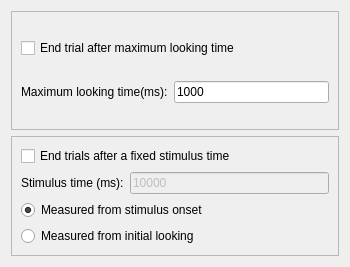
djsperka/habit2-src, file libs/habutil/wizards/PhaseWPTrial.ui: the form before one commit.
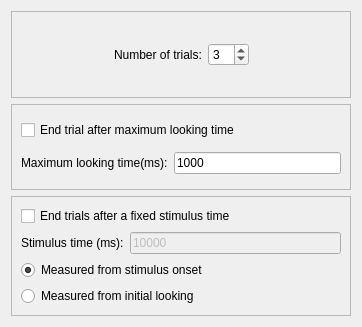
The form after the commit.

Commit message: Fix inconsistencies in different pathways. Clean up titles and make more consistent.

Patch:
```diff
--- a/libs/habutil/wizards/PhaseWPTrial.ui
+++ b/libs/habutil/wizards/PhaseWPTrial.ui
@@ -6,14 +6,79 @@
    <rect>
     <x>0</x>
     <y>0</y>
-    <width>350</width>
-    <height>267</height>
+    <width>362</width>
+    <height>327</height>
    </rect>
   </property>
   <property name="windowTitle">
    <string>WizardPage</string>
   </property>
-  <layout class="QVBoxLayout" name="verticalLayout_4">
+  <property name="title">
+   <string>Trial settings for this phase</string>
+  </property>
+  <property name="subTitle">
+   <string/>
+  </property>
+  <layout class="QVBoxLayout" name="verticalLayout_5">
+   <item>
+    <widget class="QFrame" name="frameNTrials">
+     <property name="frameShape">
+      <enum>QFrame::StyledPanel</enum>
+     </property>
+     <property name="frameShadow">
+      <enum>QFrame::Raised</enum>
+     </property>
+     <layout class="QVBoxLayout" name="verticalLayout_4">
+      <item>
+       <layout class="QHBoxLayout" name="horizontalLayout_6">
+        <item>
+         <spacer name="horizontalSpacer_4">
+          <property name="orientation">
+           <enum>Qt::Horizontal</enum>
+          </property>
+          <property name="sizeHint" stdset="0">
+           <size>
+            <width>40</width>
+            <height>20</height>
+           </size>
+          </property>
+         </spacer>
+        </item>
+        <item>
+         <widget class="QLabel" name="label">
+          <property name="text">
+           <string>Number of trials:</string>
+          </property>
+         </widget>
+        </item>
+        <item>
+         <widget class="QSpinBox" name="spinNTrials">
+          <property name="minimum">
+           <number>1</number>
+          </property>
+          <property name="value">
+           <number>3</number>
+          </property>
+         </widget>
+        </item>
+        <item>
+         <spacer name="horizontalSpacer_5">
+          <property name="orientation">
+           <enum>Qt::Horizontal</enum>
+          </property>
+          <property name="sizeHint" stdset="0">
+           <size>
+            <width>40</width>
+            <height>20</height>
+           </size>
+          </property>
+         </spacer>
+        </item>
+       </layout>
+      </item>
+     </layout>
+    </widget>
+   </item>
    <item>
     <widget class="QFrame" name="frame">
      <property name="frameShape">
```
The commit also changes 2 other files.
